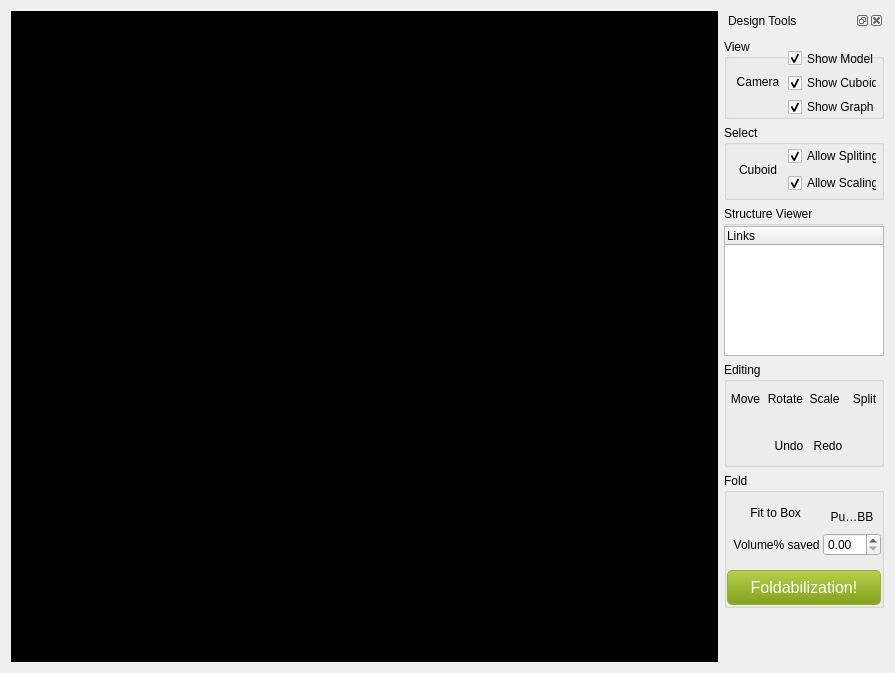
Above: Demo/Screens/DesignWidget.ui from letienhung/fold-hcc before the change. Below: the same form after it.
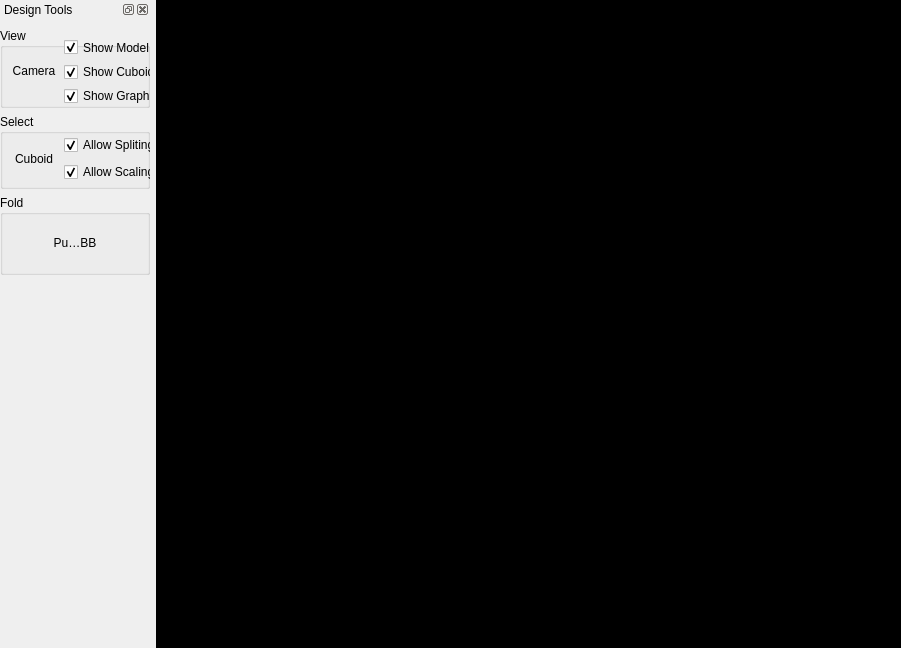
That is the form after the change. Icons and pictures are not drawn.

Diff of the .ui file:
```diff
--- a/Demo/Screens/DesignWidget.ui
+++ b/Demo/Screens/DesignWidget.ui
@@ -6,10 +6,16 @@
    <rect>
     <x>0</x>
     <y>0</y>
-    <width>895</width>
-    <height>673</height>
+    <width>901</width>
+    <height>648</height>
    </rect>
   </property>
+  <property name="sizePolicy">
+   <sizepolicy hsizetype="Preferred" vsizetype="Preferred">
+    <horstretch>0</horstretch>
+    <verstretch>0</verstretch>
+   </sizepolicy>
+  </property>
   <property name="windowTitle">
    <string>Form</string>
   </property>
@@ -18,50 +24,26 @@
     <normaloff>:/Resources/icon.png</normaloff>:/Resources/icon.png</iconset>
   </property>
   <layout class="QHBoxLayout" name="horizontalLayout">
-   <item>
-    <widget class="QWidget" name="widget" native="true">
-     <layout class="QGridLayout" name="gridLayout">
-      <property name="margin">
-       <number>0</number>
-      </property>
-      <property name="spacing">
-       <number>0</number>
-      </property>
-      <item row="0" column="0">
-       <widget class="QWidget" name="viewerArea" native="true">
-        <property name="sizePolicy">
-         <sizepolicy hsizetype="Expanding" vsizetype="Expanding">
-          <horstretch>0</horstretch>
-          <verstretch>0</verstretch>
-         </sizepolicy>
-        </property>
-        <property name="styleSheet">
-         <string notr="true">background: black;</string>
-        </property>
-        <layout class="QVBoxLayout" name="verticalLayout_2">
-         <property name="spacing">
-          <number>0</number>
-         </property>
-         <property name="margin">
-          <number>0</number>
-         </property>
-         <item>
-          <layout class="QVBoxLayout" name="viewerAreaLayout"/>
-         </item>
-        </layout>
-       </widget>
-      </item>
-     </layout>
-    </widget>
-   </item>
+   <property name="spacing">
+    <number>6</number>
+   </property>
+   <property name="margin">
+    <number>0</number>
+   </property>
    <item>
     <widget class="QDockWidget" name="toolsWidget">
      <property name="sizePolicy">
-      <sizepolicy hsizetype="Fixed" vsizetype="MinimumExpanding">
+      <sizepolicy hsizetype="Fixed" vsizetype="Expanding">
        <horstretch>0</horstretch>
        <verstretch>0</verstretch>
       </sizepolicy>
      </property>
+     <property name="maximumSize">
+      <size>
+       <width>160</width>
+       <height>524287</height>
+      </size>
+     </property>
      <property name="windowTitle">
       <string>Design Tools</string>
      </property>
@@ -184,7 +166,20 @@
          </widget>
         </widget>
        </item>
-       <item row="6" column="0">
+       <item row="4" column="0">
+        <spacer name="verticalSpacer">
+         <property name="orientation">
+          <enum>Qt::Vertical</enum>
+         </property>
+         <property name="sizeHint" stdset="0">
+          <size>
+           <width>20</width>
+           <height>40</height>
+          </size>
+         </property>
+        </spacer>
+       </item>
+       <item row="3" column="0">
         <widget class="QGroupBox" name="Fold">
          <property name="sizePolicy">
           <sizepolicy hsizetype="Fixed" vsizetype="Fixed">
@@ -195,13 +190,13 @@
          <property name="minimumSize">
           <size>
            <width>150</width>
-           <height>135</height>
+           <height>80</height>
           </size>
          </property>
          <property name="maximumSize">
           <size>
            <width>160</width>
-           <height>135</height>
+           <height>16777215</height>
           </size>
          </property>
          <property name="title">
@@ -214,24 +209,7 @@
           <property name="spacing">
            <number>0</number>
           </property>
-          <item row="3" column="1">
-           <widget class="QDoubleSpinBox" name="volumeBox"/>
-          </item>
-          <item row="3" column="0">
-           <widget class="QLabel" name="label_2">
-            <property name="text">
-             <string>  Volume% saved</string>
-            </property>
-           </widget>
-          </item>
           <item row="0" column="0">
-           <widget class="QLabel" name="label">
-            <property name="text">
-             <string>       Fit to Box </string>
-            </property>
-           </widget>
-          </item>
-          <item row="0" column="1">
            <widget class="QToolButton" name="pushButton">
             <property name="sizePolicy">
              <sizepolicy hsizetype="Fixed" vsizetype="Fixed">
@@ -275,396 +253,9 @@
             </property>
            </widget>
           </item>
-          <item row="5" column="0" colspan="2">
-           <widget class="QPushButton" name="FoldButton">
-            <property name="enabled">
-             <bool>true</bool>
-            </property>
-            <property name="sizePolicy">
-             <sizepolicy hsizetype="Fixed" vsizetype="Fixed">
-              <horstretch>0</horstretch>
-              <verstretch>0</verstretch>
-             </sizepolicy>
-            </property>
-            <property name="minimumSize">
-             <size>
-              <width>150</width>
-              <height>35</height>
-             </size>
-            </property>
-            <property name="maximumSize">
-             <size>
-              <width>160</width>
-              <height>35</height>
-             </size>
-            </property>
-            <property name="layoutDirection">
-             <enum>Qt::LeftToRight</enum>
-            </property>
-            <property name="autoFillBackground">
-             <bool>false</bool>
-            </property>
-            <property name="styleSheet">
-             <string notr="true">QPushButton{
-	background:qlineargradient(spread:pad, x1:0, y1:0, x2:0, y2:1, stop:0 #b6d14c, stop:1 #83a01c);
-	color: white;
-	border: 1px solid #97B134;
-	font-family: 'Open Sans', sans-serif;
-	font-size: 16px;
-    border-radius: 5px;
-}
-
-QPushButton:hover{
-    background:qlineargradient(spread:pad, x1:0, y1:0, x2:0, y2:1, stop:0 #bbda4c, stop:1 #83a01d);
-}
-
-QPushButton:pressed{
-   background:qlineargradient(spread:pad, x1:0, y1:0, x2:0, y2:1, stop:0 #83a01c, stop:1 #b6d14c);
-}</string>
-            </property>
-            <property name="text">
-             <string>Foldabilization!</string>
-            </property>
-            <property name="iconSize">
-             <size>
-              <width>16</width>
-              <height>16</height>
-             </size>
-            </property>
-            <property name="autoDefault">
-             <bool>false</bool>
-            </property>
-           </widget>
-          </item>
-          <item row="4" column="0">
-           <widget class="QLabel" name="label_3">
-            <property name="text">
-             <string/>
-            </property>
-           </widget>
-          </item>
          </layout>
         </widget>
        </item>
-       <item row="4" column="0" rowspan="2">
-        <widget class="QGroupBox" name="Editing">
-         <property name="sizePolicy">
-          <sizepolicy hsizetype="Fixed" vsizetype="Minimum">
-           <horstretch>0</horstretch>
-           <verstretch>0</verstretch>
-          </sizepolicy>
-         </property>
-         <property name="minimumSize">
-          <size>
-           <width>150</width>
-           <height>105</height>
-          </size>
-         </property>
-         <property name="maximumSize">
-          <size>
-           <width>160</width>
-           <height>105</height>
-          </size>
-         </property>
-         <property name="title">
-          <string>Editing</string>
-         </property>
-         <property name="flat">
-          <bool>false</bool>
-         </property>
-         <widget class="QToolButton" name="rotateButton">
-          <property name="geometry">
-           <rect>
-            <x>41</x>
-            <y>14</y>
-            <width>41</width>
-            <height>45</height>
-           </rect>
-          </property>
-          <property name="minimumSize">
-           <size>
-            <width>41</width>
-            <height>45</height>
-           </size>
-          </property>
-          <property name="maximumSize">
-           <size>
-            <width>41</width>
-            <height>45</height>
-           </size>
-          </property>
-          <property name="toolTip">
-           <string>Rotate tool (press 'r')</string>
-          </property>
-          <property name="text">
-           <string>Rotate</string>
-          </property>
-          <property name="icon">
-           <iconset resource="../Resources/Resource.qrc">
-            <normaloff>:/Resources/toolIcons/rotate.png</normaloff>:/Resources/toolIcons/rotate.png</iconset>
-          </property>
-          <property name="iconSize">
-           <size>
-            <width>24</width>
-            <height>24</height>
-           </size>
-          </property>
-          <property name="checkable">
-           <bool>true</bool>
-          </property>
-          <property name="toolButtonStyle">
-           <enum>Qt::ToolButtonTextUnderIcon</enum>
-          </property>
-          <property name="autoRaise">
-           <bool>true</bool>
-          </property>
-         </widget>
-         <widget class="QToolButton" name="moveButton">
-          <property name="geometry">
-           <rect>
-            <x>1</x>
-            <y>14</y>
-            <width>41</width>
-            <height>45</height>
-           </rect>
-          </property>
-          <property name="minimumSize">
-           <size>
-            <width>41</width>
-            <height>45</height>
-           </size>
-          </property>
-          <property name="maximumSize">
-           <size>
-            <width>41</width>
-            <height>45</height>
-           </size>
-          </property>
-          <property name="toolTip">
-           <string>Move tool (press 'm')</string>
-          </property>
-          <property name="text">
-           <string>Move</string>
-          </property>
-          <property name="icon">
-           <iconset resource="../Resources/Resource.qrc">
-            <normaloff>:/Resources/toolIcons/moveIcon.png</normaloff>:/Resources/toolIcons/moveIcon.png</iconset>
-          </property>
-          <property name="iconSize">
-           <size>
-            <width>24</width>
-            <height>24</height>
-           </size>
-          </property>
-          <property name="checkable">
-           <bool>true</bool>
-          </property>
-          <property name="toolButtonStyle">
-           <enum>Qt::ToolButtonTextUnderIcon</enum>
-          </property>
-          <property name="autoRaise">
-           <bool>true</bool>
-          </property>
-         </widget>
-         <widget class="QToolButton" name="scaleButton">
-          <property name="geometry">
-           <rect>
-            <x>80</x>
-            <y>14</y>
-            <width>41</width>
-            <height>45</height>
-           </rect>
-          </property>
-          <property name="sizePolicy">
-           <sizepolicy hsizetype="Fixed" vsizetype="Fixed">
-            <horstretch>0</horstretch>
-            <verstretch>0</verstretch>
-           </sizepolicy>
-          </property>
-          <property name="minimumSize">
-           <size>
-            <width>41</width>
-            <height>45</height>
-           </size>
-          </property>
-          <property name="maximumSize">
-           <size>
-            <width>41</width>
-            <height>45</height>
-           </size>
-          </property>
-          <property name="toolTip">
-           <string>Scale tool (press 'e')</string>
-          </property>
-          <property name="text">
-           <string>Scale</string>
-          </property>
-          <property name="icon">
-           <iconset resource="../Resources/Resource.qrc">
-            <normaloff>:/Resources/toolIcons/scale.png</normaloff>:/Resources/toolIcons/scale.png</iconset>
-          </property>
-          <property name="iconSize">
-           <size>
-            <width>24</width>
-            <height>24</height>
-           </size>
-          </property>
-          <property name="checkable">
-           <bool>true</bool>
-          </property>
-          <property name="toolButtonStyle">
-           <enum>Qt::ToolButtonTextUnderIcon</enum>
-          </property>
-          <property name="autoRaise">
-           <bool>true</bool>
-          </property>
-         </widget>
-         <widget class="QToolButton" name="splitButton">
-          <property name="geometry">
-           <rect>
-            <x>120</x>
-            <y>14</y>
-            <width>41</width>
-            <height>45</height>
-           </rect>
-          </property>
-          <property name="sizePolicy">
-           <sizepolicy hsizetype="Fixed" vsizetype="Fixed">
-            <horstretch>0</horstretch>
-            <verstretch>0</verstretch>
-           </sizepolicy>
-          </property>
-          <property name="minimumSize">
-           <size>
-            <width>41</width>
-            <height>45</height>
-           </size>
-          </property>
-          <property name="maximumSize">
-           <size>
-            <width>41</width>
-            <height>45</height>
-           </size>
-          </property>
-          <property name="text">
-           <string>Split</string>
-          </property>
-          <property name="icon">
-           <iconset resource="../Resources/Resource.qrc">
-            <normaloff>:/Resources/toolIcons/split.png</normaloff>:/Resources/toolIcons/split.png</iconset>
-          </property>
-          <property name="iconSize">
-           <size>
-            <width>24</width>
-            <height>24</height>
-           </size>
-          </property>
-          <property name="checkable">
-           <bool>true</bool>
-          </property>
-          <property name="toolButtonStyle">
-           <enum>Qt::ToolButtonTextUnderIcon</enum>
-          </property>
-          <property name="autoRaise">
-           <bool>true</bool>
-          </property>
-         </widget>
-         <widget class="QToolButton" name="undoButton">
-          <property name="geometry">
-           <rect>
-            <x>41</x>
-            <y>61</y>
-            <width>48</width>
-            <height>45</height>
-           </rect>
-          </property>
-          <property name="sizePolicy">
-           <sizepolicy hsizetype="Fixed" vsizetype="Preferred">
-            <horstretch>0</horstretch>
-            <verstretch>0</verstretch>
-           </sizepolicy>
-          </property>
-          <property name="minimumSize">
-           <size>
-            <width>48</width>
-            <height>45</height>
-           </size>
-          </property>
-          <property name="maximumSize">
-           <size>
-            <width>48</width>
-            <height>45</height>
-           </size>
-          </property>
-          <property name="text">
-           <string>Undo</string>
-          </property>
-          <property name="icon">
-           <iconset resource="../Resources/Resource.qrc">
-            <normaloff>:/Resources/toolIcons/undo.png</normaloff>:/Resources/toolIcons/undo.png</iconset>
-          </property>
-          <property name="iconSize">
-           <size>
-            <width>24</width>
-            <height>24</height>
-           </size>
-          </property>
-          <property name="checkable">
-           <bool>true</bool>
-          </property>
-          <property name="toolButtonStyle">
-           <enum>Qt::ToolButtonTextUnderIcon</enum>
-          </property>
-          <property name="autoRaise">
-           <bool>true</bool>
-          </property>
-         </widget>
-         <widget class="QToolButton" name="redoButton">
-          <property name="geometry">
-           <rect>
-            <x>80</x>
-            <y>61</y>
-            <width>48</width>
-            <height>45</height>
-           </rect>
-          </property>
-          <property name="minimumSize">
-           <size>
-            <width>48</width>
-            <height>45</height>
-           </size>
-          </property>
-          <property name="maximumSize">
-           <size>
-            <width>48</width>
-            <height>45</height>
-           </size>
-          </property>
-          <property name="text">
-           <string>Redo</string>
-          </property>
-          <property name="icon">
-           <iconset resource="../Resources/Resource.qrc">
-            <normaloff>:/Resources/toolIcons/redo.png</normaloff>:/Resources/toolIcons/redo.png</iconset>
-          </property>
-          <property name="iconSize">
-           <size>
-            <width>24</width>
-            <height>24</height>
-           </size>
-          </property>
-          <property name="checkable">
-           <bool>true</bool>
-          </property>
-          <property name="toolButtonStyle">
-           <enum>Qt::ToolButtonTextUnderIcon</enum>
-          </property>
-          <property name="autoRaise">
-           <bool>true</bool>
-          </property>
-         </widget>
-        </widget>
-       </item>
        <item row="0" column="0">
         <widget class="QGroupBox" name="View">
          <property name="sizePolicy">
@@ -780,81 +371,44 @@
          </widget>
         </widget>
        </item>
-       <item row="3" column="0">
-        <widget class="QGroupBox" name="StructView">
-         <property name="sizePolicy">
-          <sizepolicy hsizetype="Preferred" vsizetype="Preferred">
-           <horstretch>0</horstretch>
-           <verstretch>0</verstretch>
-          </sizepolicy>
-         </property>
-         <property name="minimumSize">
-          <size>
-           <width>160</width>
-           <height>150</height>
-          </size>
-         </property>
-         <property name="maximumSize">
-          <size>
-           <width>16777215</width>
-           <height>16777215</height>
-          </size>
-         </property>
-         <property name="title">
-          <string>Structure Viewer</string>
-         </property>
-         <widget class="QTreeWidget" name="treeWidget">
-          <property name="geometry">
-           <rect>
-            <x>0</x>
-            <y>20</y>
-            <width>160</width>
-            <height>130</height>
-           </rect>
-          </property>
-          <property name="sizePolicy">
-           <sizepolicy hsizetype="Preferred" vsizetype="Preferred">
-            <horstretch>0</horstretch>
-            <verstretch>0</verstretch>
-           </sizepolicy>
-          </property>
-          <property name="minimumSize">
-           <size>
-            <width>150</width>
-            <height>130</height>
-           </size>
-          </property>
-          <property name="maximumSize">
-           <size>
-            <width>16777215</width>
-            <height>16777215</height>
-           </size>
-          </property>
-          <column>
-           <property name="text">
-            <string>Links</string>
-           </property>
-          </column>
-         </widget>
-        </widget>
-       </item>
-       <item row="7" column="0">
-        <spacer name="verticalSpacer">
-         <property name="orientation">
-          <enum>Qt::Vertical</enum>
-         </property>
-         <property name="sizeHint" stdset="0">
-          <size>
-           <width>20</width>
-           <height>40</height>
-          </size>
-         </property>
-        </spacer>
-       </item>
       </layout>
      </widget>
     </widget>
    </item>
+   <item>
+    <layout class="QVBoxLayout" name="viewArea">
+     <item>
+      <widget class="QWidget" name="viewerArea" native="true">
+       <property name="sizePolicy">
+        <sizepolicy hsizetype="Expanding" vsizetype="Expanding">
+         <horstretch>0</horstretch>
+         <verstretch>0</verstretch>
+        </sizepolicy>
+       </property>
+       <property name="minimumSize">
+        <size>
+         <width>715</width>
+         <height>500</height>
+        </size>
+       </property>
+       <property name="styleSheet">
+        <string notr="true">background: black;</string>
+       </property>
+       <layout class="QVBoxLayout" name="verticalLayout_2">
+        <property name="spacing">
+         <number>0</number>
+        </property>
+        <property name="margin">
+         <number>0</number>
+        </property>
+        <item>
+         <layout class="QVBoxLayout" name="viewerAreaLayout"/>
+        </item>
+       </layout>
+      </widget>
+     </item>
+    </layout>
+   </item>
   </layout>
  </widget>
  <resources>
```
